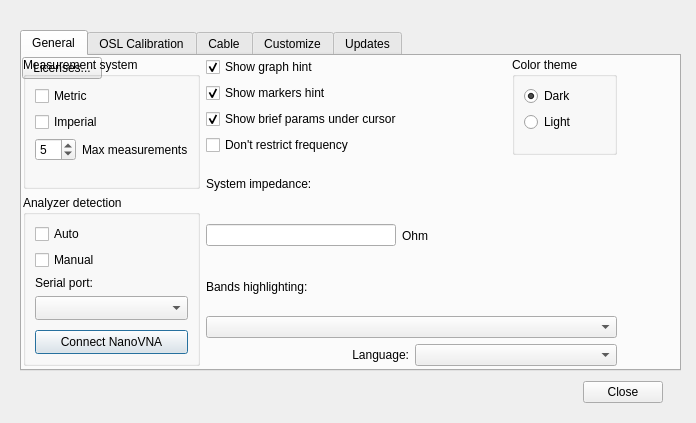
Old version of the form settings.ui in the repository rigexpert/AntScope2.
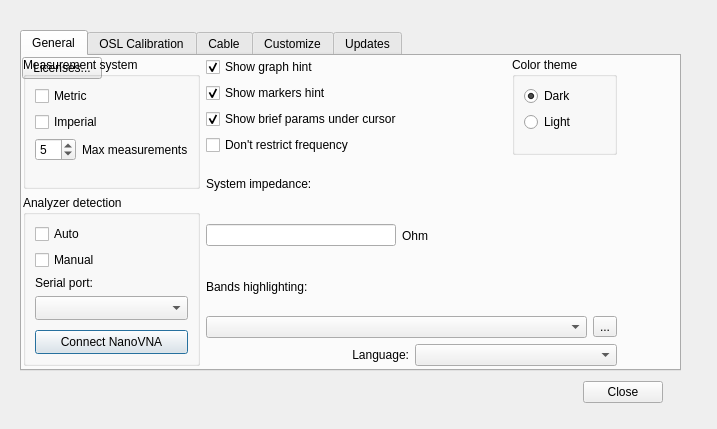
New version of the form.

Commit message: show band name

```diff
--- a/settings.ui
+++ b/settings.ui
@@ -6,8 +6,8 @@
    <rect>
     <x>0</x>
     <y>0</y>
-    <width>696</width>
-    <height>423</height>
+    <width>717</width>
+    <height>429</height>
    </rect>
   </property>
   <property name="minimumSize">
@@ -367,7 +367,18 @@
          </widget>
         </item>
         <item>
-         <widget class="QComboBox" name="bandsCombobox"/>
+         <layout class="QHBoxLayout" name="horizontalLayout_38">
+          <item>
+           <widget class="QComboBox" name="bandsCombobox"/>
+          </item>
+          <item>
+           <widget class="QToolButton" name="editBandsBtn">
+            <property name="text">
+             <string>...</string>
+            </property>
+           </widget>
+          </item>
+         </layout>
         </item>
         <item>
          <layout class="QHBoxLayout" name="horizontalLayout_30">
```
Left out of the diff: 1 changed line with no effect on the pictures. The commit also changes 17 other files.
